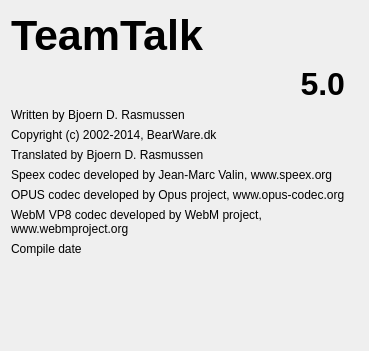
Qt form qtTeamTalk/about.ui (BearWare/TeamTalk5) before a commit.
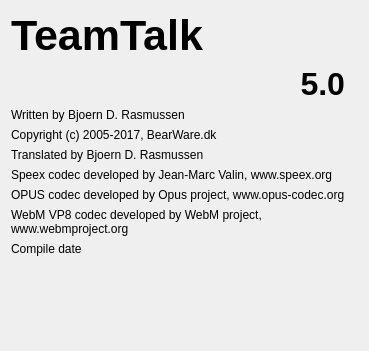
The same form after that commit.

Diff of the .ui file:
```diff
--- a/qtTeamTalk/about.ui
+++ b/qtTeamTalk/about.ui
@@ -80,7 +80,7 @@
      <item>
       <widget class="QLabel" name="label_4">
        <property name="text">
-        <string notr="true">Copyright (c) 2002-2014, BearWare.dk</string>
+        <string notr="true">Copyright (c) 2005-2017, BearWare.dk</string>
        </property>
        <property name="wordWrap">
         <bool>true</bool>
```
